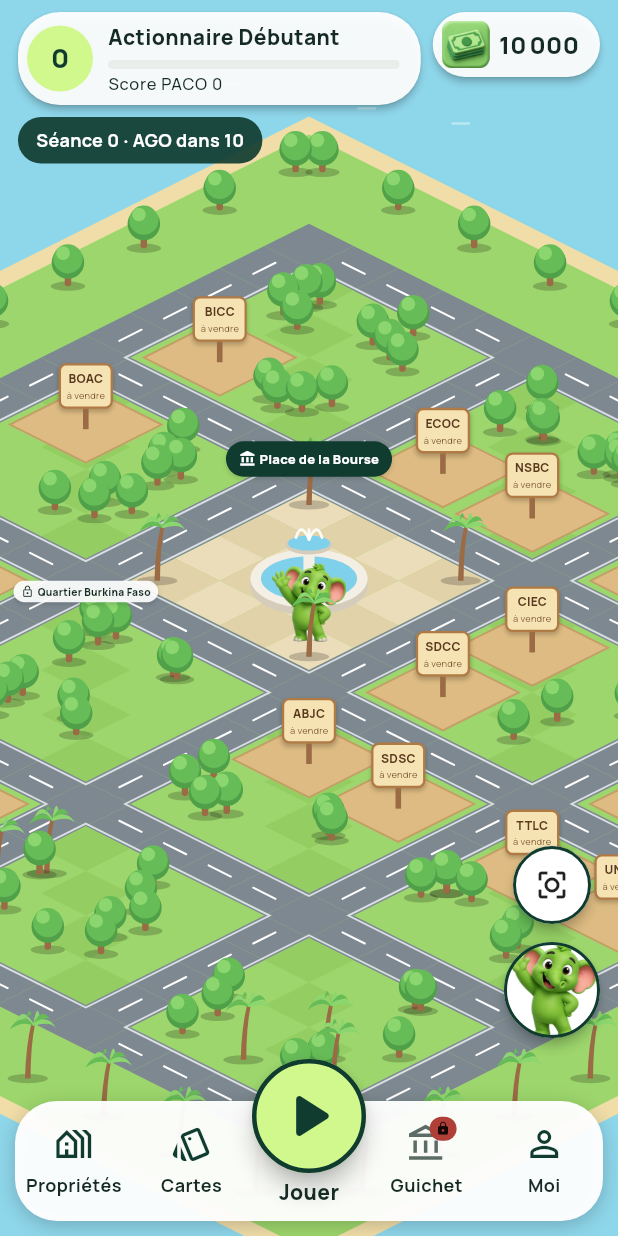
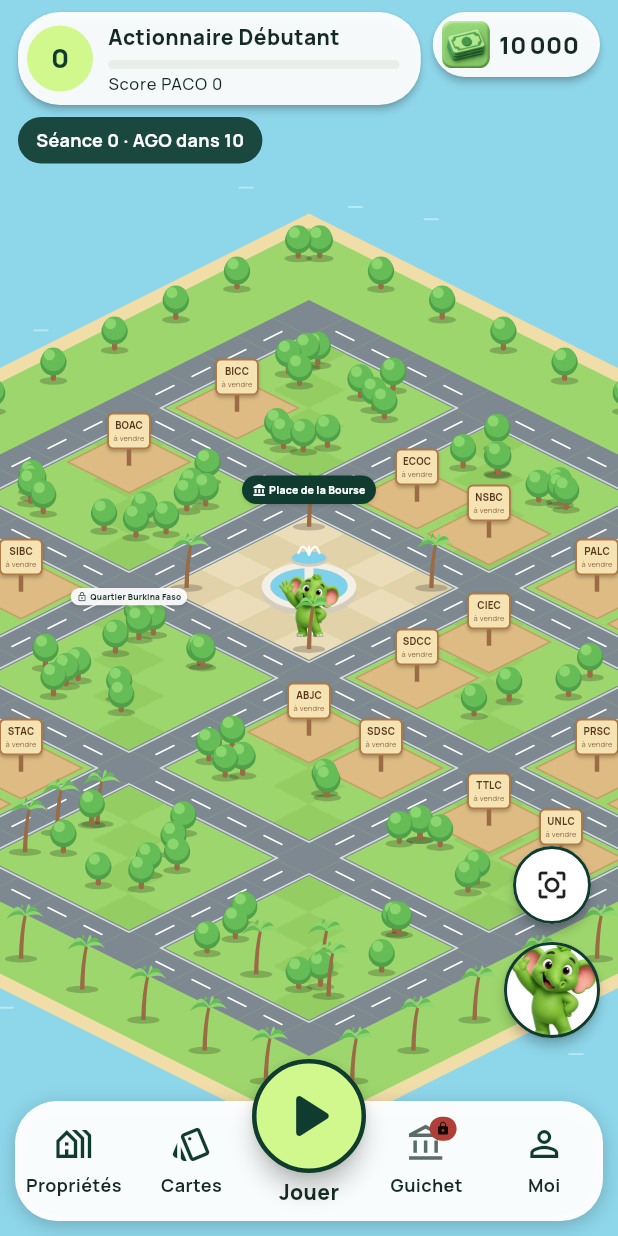
Before and after one commit to mrgohou/boursefacile-game, a Flutter app: the screen it shows after launch, after a tap on "Jouer", on a phone screen of 412 x 824 dp. Run offline on Flutter 3.47's test engine with Material 3 defaults, Android fonts, the phone set to English and light mode, and no system bars; our stand-ins replace shared_preferences; missing offline and left inert: flame, flame_audio.

Commit message:
Ville cadrée plus large, contrastes de la route en sombre, analyse CI enregistrée
Co-Authored-By: Claude Opus 5.5 <noreply@anthropic.com>
Claude-Session: https://claude.ai/code/session_01HzkDDauYiAucYEWptTmvcg

```diff
--- a/app/lib/ui/home/city_map.dart
+++ b/app/lib/ui/home/city_map.dart
@@ -93,7 +93,7 @@ class _CityMapState extends State<CityMap> {
     return LayoutBuilder(builder: (context, box) {
       if (!_framed) {
         _framed = true;
-        widget.controller.value = CityMap.focus(box.biggest, plaza.center.translate(0, 40), .62);
+        widget.controller.value = CityMap.focus(box.biggest, plaza.center.translate(0, 40), .5);
       }
       return InteractiveViewer(
         transformationController: widget.controller,
--- a/app/lib/ui/home/home_screen.dart
+++ b/app/lib/ui/home/home_screen.dart
@@ -48,7 +48,7 @@ class _HomeScreenState extends State<HomeScreen> {
     await Navigator.of(context).push(MaterialPageRoute<void>(builder: (_) => page));
   }
 
-  void _recenter(Size size) => _view.value = CityMap.focus(size, plaza.center.translate(0, 40), .62);
+  void _recenter(Size size) => _view.value = CityMap.focus(size, plaza.center.translate(0, 40), .5);
 
   @override
   Widget build(BuildContext context) {
--- a/app/lib/ui/level_page.dart
+++ b/app/lib/ui/level_page.dart
@@ -10,7 +10,6 @@ import '../services/audio.dart';
 import 'format.dart';
 import 'paco.dart';
 import 'scope.dart';
-import 'stars.dart';
 
 const _labels = {
   'cacao': 'cacao',
--- a/app/lib/ui/route_page.dart
+++ b/app/lib/ui/route_page.dart
@@ -348,7 +348,9 @@ class _LevelButtonState extends State<_LevelButton> with SingleTickerProviderSta
     } else {
       _pulse.stop();
     }
-    final bg = !open ? scheme.surfaceContainerHighest : (st > 0 ? Brand.ink : Brand.lime);
+    final dark = Theme.of(context).brightness == Brightness.dark;
+    final doneColor = dark ? const Color(0xFF2F6B4F) : Brand.ink;
+    final bg = !open ? scheme.surfaceContainerHighest : (st > 0 ? doneColor : Brand.lime);
     final fg = !open ? scheme.onSurfaceVariant : (st > 0 ? Colors.white : Brand.ink);
     return Semantics(
       button: true,
@@ -404,7 +406,7 @@ class _QuizButton extends StatelessWidget {
         child: Column(
           children: [
             Material(
-              color: done ? Brand.ink : (ready ? const Color(0xFFFFC94D) : scheme.surfaceContainerHighest),
+              color: done ? (Theme.of(context).brightness == Brightness.dark ? const Color(0xFF2F6B4F) : Brand.ink) : (ready ? const Color(0xFFFFC94D) : scheme.surfaceContainerHighest),
               shape: RoundedRectangleBorder(
                 borderRadius: BorderRadius.circular(20),
                 side: BorderSide(color: current ? Colors.white : Colors.transparent, width: 4),
```
Also changed, not shown: 1 other file.
